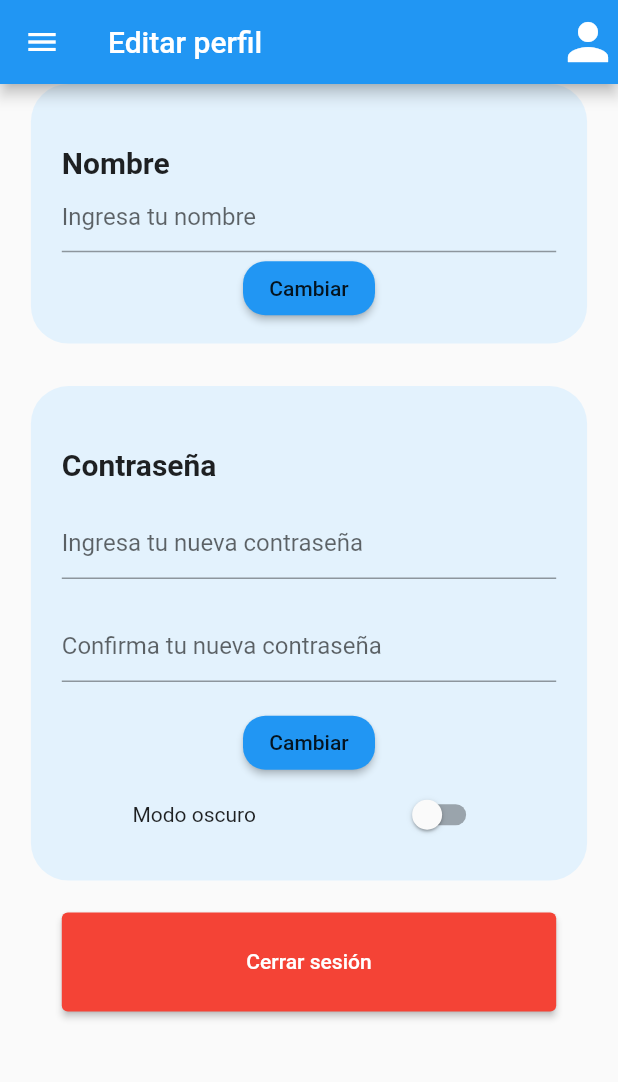
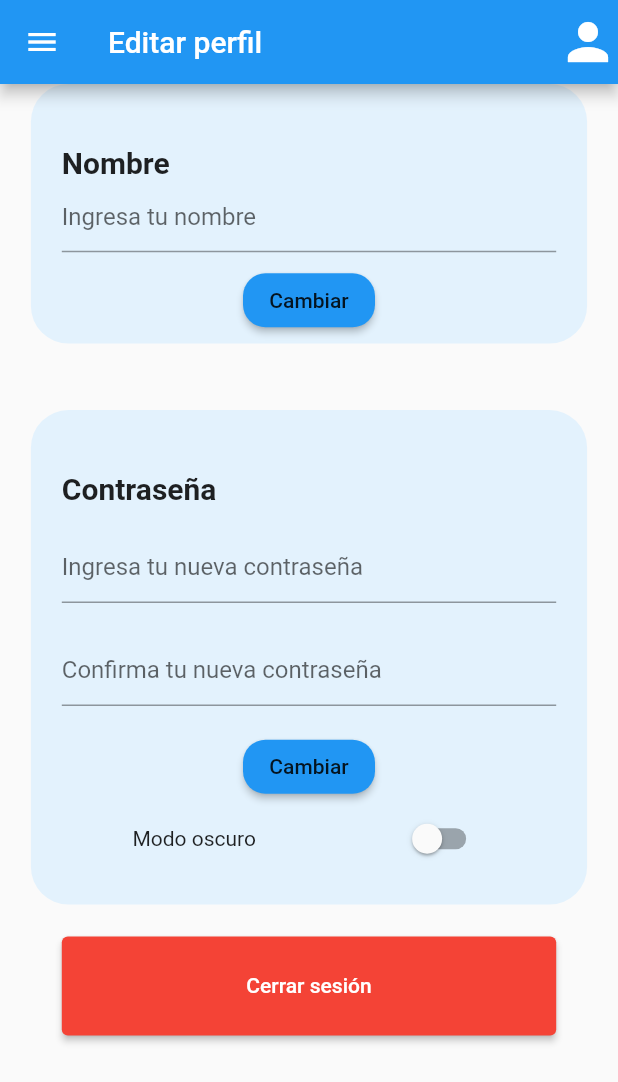
Before and after one commit to ochavirar/InsulineCalculator, a Flutter app: the SensibilityContainer screen opened directly, after a tap on the "add circle outline" icon, after a tap on the "person" icon, on a phone screen of 412 x 824 dp. Shown: the top 1082 px of the screen. Run offline on Flutter 3.47's test engine with Material 2 defaults, Android fonts, the phone set to English and light mode, and no system bars; our stand-ins replace sidebarx; network calls fail.

Commit message:
Little tweaks

```diff
--- a/insuline_calculator/lib/widgets/edit_profile_widgets/change_form.dart
+++ b/insuline_calculator/lib/widgets/edit_profile_widgets/change_form.dart
@@ -31,13 +31,16 @@ class NameChangeForm extends StatelessWidget {
                   hintText: 'Ingresa tu nombre',
                 ),
               ),
-              MaterialButton(
-                color: Theme.of(context).primaryColor,
-                onPressed: () {},
-                shape: RoundedRectangleBorder(
-                  borderRadius: BorderRadius.circular(15),
+              Padding(
+                padding: const EdgeInsets.all(8.0),
+                child: MaterialButton(
+                  color: Theme.of(context).primaryColor,
+                  onPressed: () {},
+                  shape: RoundedRectangleBorder(
+                    borderRadius: BorderRadius.circular(15),
+                  ),
+                  child: const Text('Cambiar'),
                 ),
-                child: const Text('Cambiar'),
               ),
             ],
           ),
--- a/insuline_calculator/lib/widgets/sensibility_widgets/forms.dart
+++ b/insuline_calculator/lib/widgets/sensibility_widgets/forms.dart
@@ -189,7 +189,9 @@ class _RangeSliderHoursState extends State<RangeSliderHours> {
   RangeLabels labels = const RangeLabels('0', "23");
   @override
   Widget build(BuildContext context) {
-    return RangeSlider(
+    return Row(
+      children: [
+        RangeSlider(
           divisions: 24,
           activeColor: Theme.of(context).secondaryHeaderColor,
           inactiveColor: Theme.of(context).primaryColor,
@@ -201,9 +203,16 @@ class _RangeSliderHoursState extends State<RangeSliderHours> {
           setState(() {
             values = value;
             labels = RangeLabels("${value.start.toInt().toString()}:00", "${value.end.toInt().toString()}:00");
-
           });
           }
+        ),
+        const Expanded(
+          child: TextField(
+            keyboardAppearance: Brightness.light,
+            keyboardType: TextInputType.number,
+          ),
+        )
+      ],
     );
   }
 }
--- a/insuline_calculator/lib/widgets/utilities/side_bar.dart
+++ b/insuline_calculator/lib/widgets/utilities/side_bar.dart
@@ -11,10 +11,9 @@ class SideBar extends StatelessWidget {
   Widget build(BuildContext context) {
     return SidebarX(
       theme: SidebarXTheme(
-        width: MediaQuery.of(context).size.width * 0.3,
-        hoverColor: Theme.of(context).secondaryHeaderColor,
+        width: MediaQuery.of(context).size.width * 0.3
       ),
-      controller: SidebarXController(selectedIndex: 0),
+      controller: SidebarXController(selectedIndex: 0, extended: true),
       items: [
         SidebarXItem(
           onTap: () {
```
Also changed, not shown: insuline_calculator/lib/screens/sign_up.dart (+11 -0 lines). Lines whose indentation alone changed are shown as unchanged.
